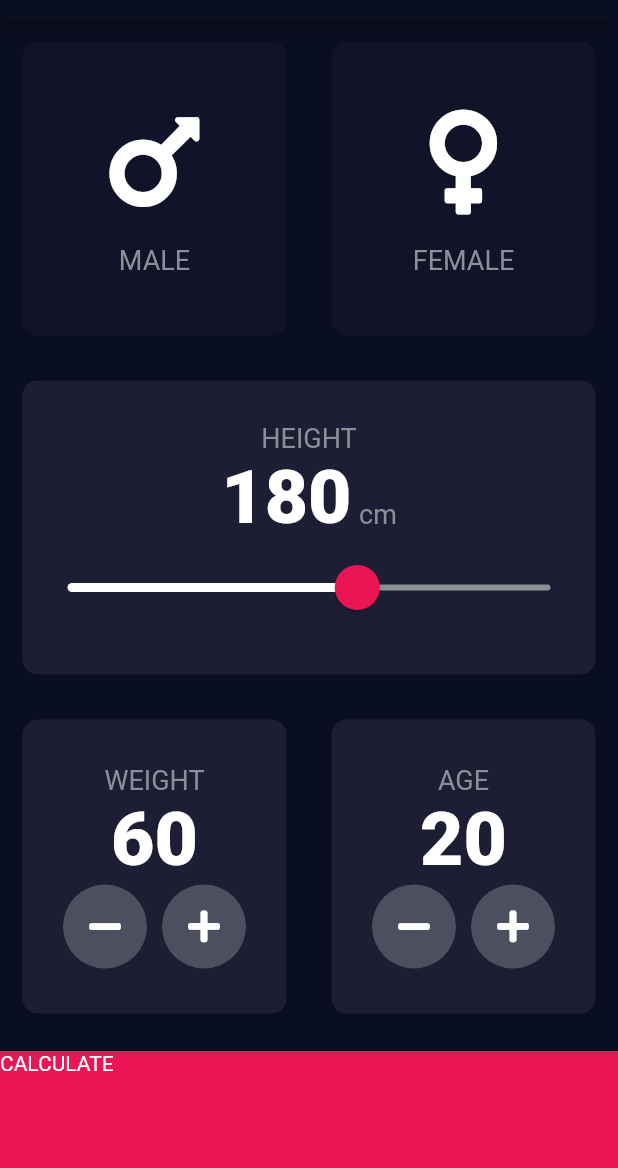
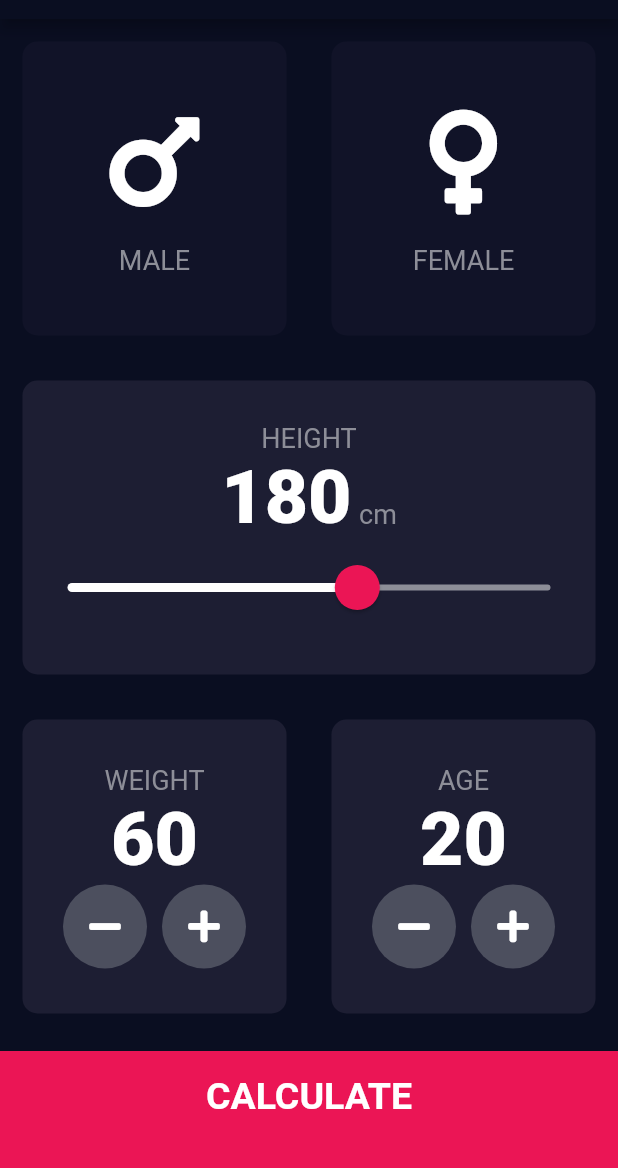
Before and after one commit to Aspabac/BMI_Calculator_flutter, a Flutter app: the screen it shows after launch, on a phone screen of 412 x 824 dp, the part 65-1233 px from its top. Run offline on Flutter 3.47's test engine with Material 2 defaults, Android fonts, the phone set to English and light mode, and no system bars; our stand-ins replace font_awesome_flutter.

```diff
--- /dev/null
+++ b/lib/componnts/bottom_button.dart
@@ -0,0 +1,29 @@
+import 'package:flutter/material.dart';
+import 'package:bmi_calculator/constants.dart';
+
+class BottomButton extends StatelessWidget {
+  BottomButton({@required this.onTap, @required this.buttonTitle});
+
+  final Function onTap;
+  final String buttonTitle;
+
+  @override
+  Widget build(BuildContext context) {
+    return GestureDetector(
+      onTap: onTap,
+      child: Container(
+        child: Center(
+          child: Text(
+            buttonTitle,
+            style: kLargeButtonTextStyle,
+          ),
+        ),
+        color: kBottomContainerColor,
+        margin: EdgeInsets.only(top: 10.0),
+        padding: EdgeInsets.only(bottom: 20.0),
+        width: double.infinity,
+        height: kBottomContainerHeight,
+      ),
+    );
+  }
+}
--- /dev/null
+++ b/lib/componnts/round_icon_button.dart
@@ -0,0 +1,22 @@
+import 'package:flutter/material.dart';
+
+class RoundIconButton extends StatelessWidget {
+  RoundIconButton({@required this.icon, @required this.onPressed});
+  final IconData icon;
+  final Function onPressed;
+
+  @override
+  Widget build(BuildContext context) {
+    return RawMaterialButton(
+      child: Icon(icon),
+      onPressed: onPressed,
+      elevation: 0.0,
+      constraints: BoxConstraints.tightFor(
+        width: 56.0,
+        height: 56.0,
+      ),
+      shape: CircleBorder(),
+      fillColor: Color(0xFF4C4F5E),
+    );
+  }
+}
--- a/lib/main.dart
+++ b/lib/main.dart
@@ -1,6 +1,6 @@
-import 'package:bmi_calculator/results_page.dart';
+import 'package:bmi_calculator/screens/results_page.dart';
 import 'package:flutter/material.dart';
-import 'package:bmi_calculator/input_page.dart';
+import 'package:bmi_calculator/screens/input_page.dart';
 
 void main() => runApp(BMICalculator());
 
--- a/lib/input_page.dart
+++ b/lib/screens/input_page.dart
@@ -1,8 +1,10 @@
 import 'package:flutter/material.dart';
 import 'package:font_awesome_flutter/font_awesome_flutter.dart';
-import 'package:bmi_calculator/icon_content.dart';
-import 'package:bmi_calculator/reusable_card.dart';
+import 'package:bmi_calculator/componnts/icon_content.dart';
+import 'package:bmi_calculator/componnts/reusable_card.dart';
 import 'package:bmi_calculator/constants.dart';
+import 'package:bmi_calculator/componnts/bottom_button.dart';
+import 'package:bmi_calculator/componnts/round_icon_button.dart';
 
 enum Gender {
   male,
@@ -185,7 +187,7 @@ class _InputPageState extends State<InputPage> {
                             children: [
                               RoundIconButton(
                                   icon: FontAwesomeIcons.minus,
-                                  onPressed: (){
+                                  onPressed: () {
                                     setState(() {
                                       age--;
                                     });
@@ -207,40 +209,13 @@ class _InputPageState extends State<InputPage> {
                 ],
               ),
             ),
-            GestureDetector(
-              onTap: (){
+            BottomButton(
+              onTap: () {
                 Navigator.pushNamed(context, '/second');
               },
-              child: Container(
-                child: Text('CALCULATE'),
-                color: kBottomContainerColor,
-                margin: EdgeInsets.only(top: 10.0),
-                width: double.infinity,
-                height: kBottomContainerHeight,
-              ),
+              buttonTitle: 'CALCULATE',
             ),
           ],
         ));
   }
 }
-
-class RoundIconButton extends StatelessWidget {
-  RoundIconButton({@required this.icon, @required this.onPressed});
-  final IconData icon;
-  final Function onPressed;
-
-  @override
-  Widget build(BuildContext context) {
-    return RawMaterialButton(
-      child: Icon(icon),
-      onPressed: onPressed,
-      elevation: 0.0,
-      constraints: BoxConstraints.tightFor(
-        width: 56.0,
-        height: 56.0,
-      ),
-      shape: CircleBorder(),
-      fillColor: Color(0xFF4C4F5E),
-    );
-  }
-}
```
Also changed, not shown: lib/constants.dart (+25 -0 lines), lib/results_page.dart (deleted, +0 -18 lines), lib/screens/results_page.dart (added, +61 -0 lines), lib/componnts/icon_content.dart (renamed from lib/icon_content.dart), lib/componnts/reusable_card.dart (renamed from lib/reusable_card.dart).
